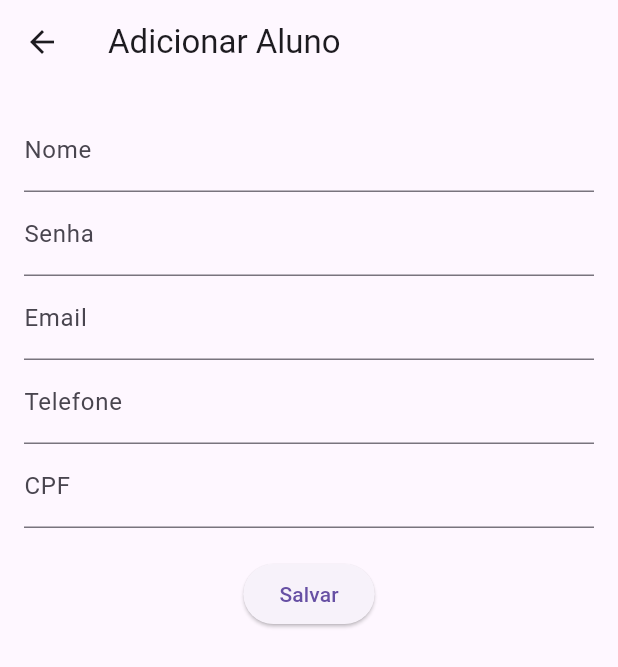
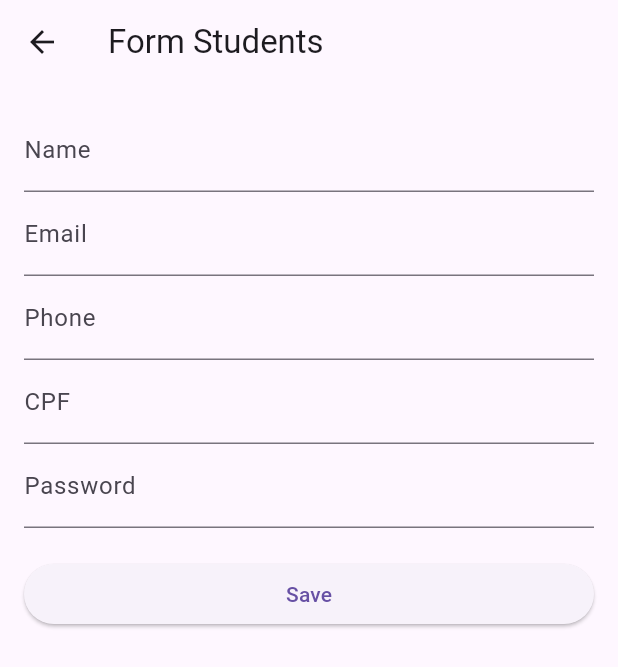
Before and after one commit to earibeiro/project_albus, a Flutter app: the FormStudents screen opened by its route, on a phone screen of 412 x 824 dp. Shown: the top 667 px of the screen. Run offline on Flutter 3.47's test engine with Material 3 defaults, Android fonts, the phone set to English and light mode, and no system bars; our stand-ins replace sqflite, supabase_flutter; accounts and stored records are empty.

Commit message:
Funcionando o retorno após cadastro

```diff
--- a/lib/app/widget/formstudents.dart
+++ b/lib/app/widget/formstudents.dart
@@ -1,7 +1,6 @@
+import 'package:flutter/material.dart';
+import 'package:albus/dominio/dto/dto_student.dart';
 import 'package:albus/app/application/a_student.dart';
-import 'package:albus/app/database/sqlite/dao_student.dart';
-import 'package:albus/dominio/dto/dto_student.dart';
-import 'package:flutter/material.dart';
 
 class FormStudents extends StatefulWidget {
   @override
@@ -11,45 +10,53 @@ class FormStudents extends StatefulWidget {
 class _FormStudentsState extends State<FormStudents> {
   final _formKey = GlobalKey<FormState>();
   final _nameController = TextEditingController();
-  final _passwordController = TextEditingController();
   final _emailController = TextEditingController();
   final _phoneController = TextEditingController();
   final _cpfController = TextEditingController();
+  final _passwordController = TextEditingController();
+
+  @override
+  void initState() {
+    super.initState();
+    WidgetsBinding.instance.addPostFrameCallback((_) {
+      final DTOStudent? student = ModalRoute.of(context)!.settings.arguments as DTOStudent?;
+      if (student != null) {
+        _nameController.text = student.name ?? '';
+        _emailController.text = student.email ?? '';
+        _phoneController.text = student.phone ?? '';
+        _cpfController.text = student.cpf ?? '';
+        _passwordController.text = student.password ?? '';
+      }
+    });
+  }
 
   @override
   void dispose() {
     _nameController.dispose();
-    _passwordController.dispose();
     _emailController.dispose();
     _phoneController.dispose();
     _cpfController.dispose();
+    _passwordController.dispose();
     super.dispose();
   }
 
-  Future<void> _saveStudent() async {
+  void _saveStudent() async {
     if (_formKey.currentState!.validate()) {
-      final student = DTOStudent(
+      DTOStudent student = DTOStudent(
         name: _nameController.text,
-        password: _passwordController.text,
         email: _emailController.text,
         phone: _phoneController.text,
         cpf: _cpfController.text,
+        password: _passwordController.text,
       );
-
       AStudent aStudent = AStudent();
-      await aStudent.save(student);
-
-      ScaffoldMessenger.of(context).showSnackBar(
-        SnackBar(content: Text('Aluno salvo com sucesso!')),
-      );
-
-      _nameController.clear();
-      _passwordController.clear();
-      _emailController.clear();
-      _phoneController.clear();
-      _cpfController.clear();
-
-      Navigator.of(context).pop();
+      if (ModalRoute.of(context)!.settings.arguments == null) {
+        await aStudent.save(student);
+      } else {
+        student.id = (ModalRoute.of(context)!.settings.arguments as DTOStudent).id;
+        await aStudent.update(student);
+      }
+      Navigator.pop(context, true);
     }
   }
 
@@ -57,31 +64,20 @@ class _FormStudentsState extends State<FormStudents> {
   Widget build(BuildContext context) {
     return Scaffold(
       appBar: AppBar(
-        title: Text('Adicionar Aluno'),
+        title: Text('Form Students'),
       ),
       body: Padding(
         padding: const EdgeInsets.all(16.0),
         child: Form(
           key: _formKey,
-          child: Column(
-            children: [
+          child: ListView(
+            children: <Widget>[
               TextFormField(
                 controller: _nameController,
-                decoration: InputDecoration(labelText: 'Nome'),
+                decoration: InputDecoration(labelText: 'Name'),
                 validator: (value) {
                   if (value == null || value.isEmpty) {
-                    return 'Por favor, insira o nome';
-                  }
-                  return null;
-                },
-              ),
-              TextFormField(
-                controller: _passwordController,
-                decoration: InputDecoration(labelText: 'Senha'),
-                obscureText: true,
-                validator: (value) {
-                  if (value == null || value.isEmpty) {
-                    return 'Por favor, insira a senha';
+                    return 'Please enter a name';
                   }
                   return null;
                 },
@@ -91,17 +87,17 @@ class _FormStudentsState extends State<FormStudents> {
                 decoration: InputDecoration(labelText: 'Email'),
                 validator: (value) {
                   if (value == null || value.isEmpty) {
-                    return 'Por favor, insira o email';
+                    return 'Please enter an email';
                   }
                   return null;
                 },
               ),
               TextFormField(
                 controller: _phoneController,
-                decoration: InputDecoration(labelText: 'Telefone'),
+                decoration: InputDecoration(labelText: 'Phone'),
                 validator: (value) {
                   if (value == null || value.isEmpty) {
-                    return 'Por favor, insira o telefone';
+                    return 'Please enter a phone number';
                   }
                   return null;
                 },
@@ -111,7 +107,18 @@ class _FormStudentsState extends State<FormStudents> {
                 decoration: InputDecoration(labelText: 'CPF'),
                 validator: (value) {
                   if (value == null || value.isEmpty) {
-                    return 'Por favor, insira o CPF';
+                    return 'Please enter a CPF';
+                  }
+                  return null;
+                },
+              ),
+              TextFormField(
+                controller: _passwordController,
+                decoration: InputDecoration(labelText: 'Password'),
+                obscureText: true,
+                validator: (value) {
+                  if (value == null || value.isEmpty) {
+                    return 'Please enter a password';
                   }
                   return null;
                 },
@@ -119,7 +126,7 @@ class _FormStudentsState extends State<FormStudents> {
               SizedBox(height: 20),
               ElevatedButton(
                 onPressed: _saveStudent,
-                child: Text('Salvar'),
+                child: Text('Save'),
               ),
             ],
           ),
```
Also changed, not shown: lib/app/widget/descriptionstudent.dart (+9 -15 lines), lib/app/widget/students.dart (+17 -12 lines).
